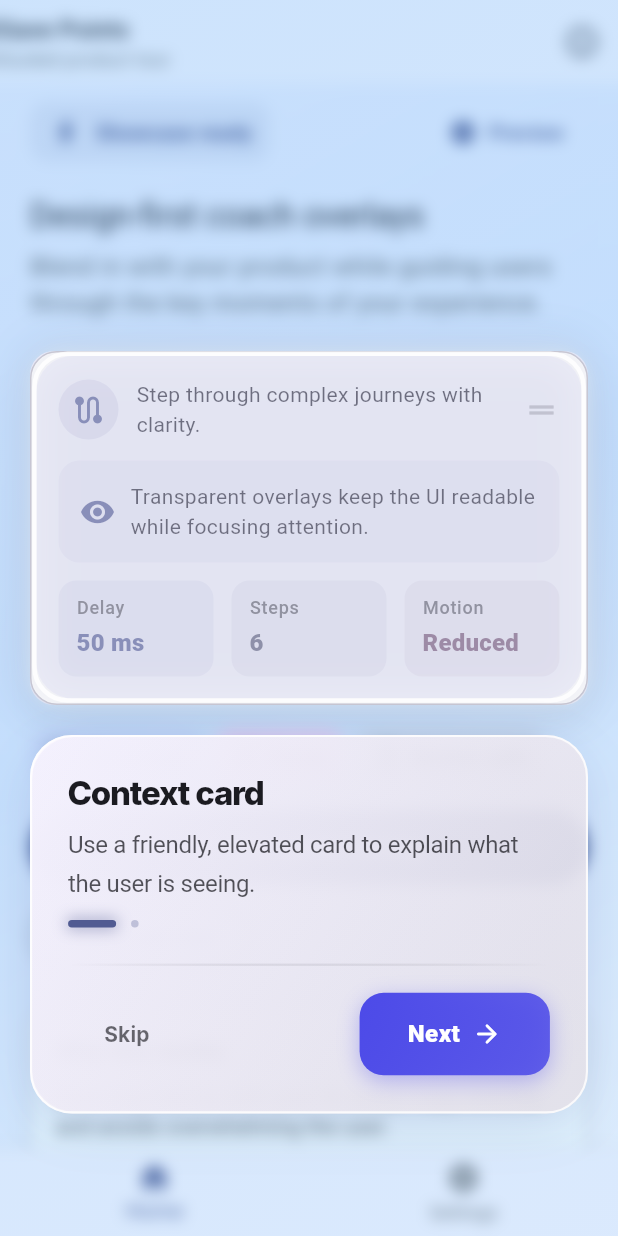
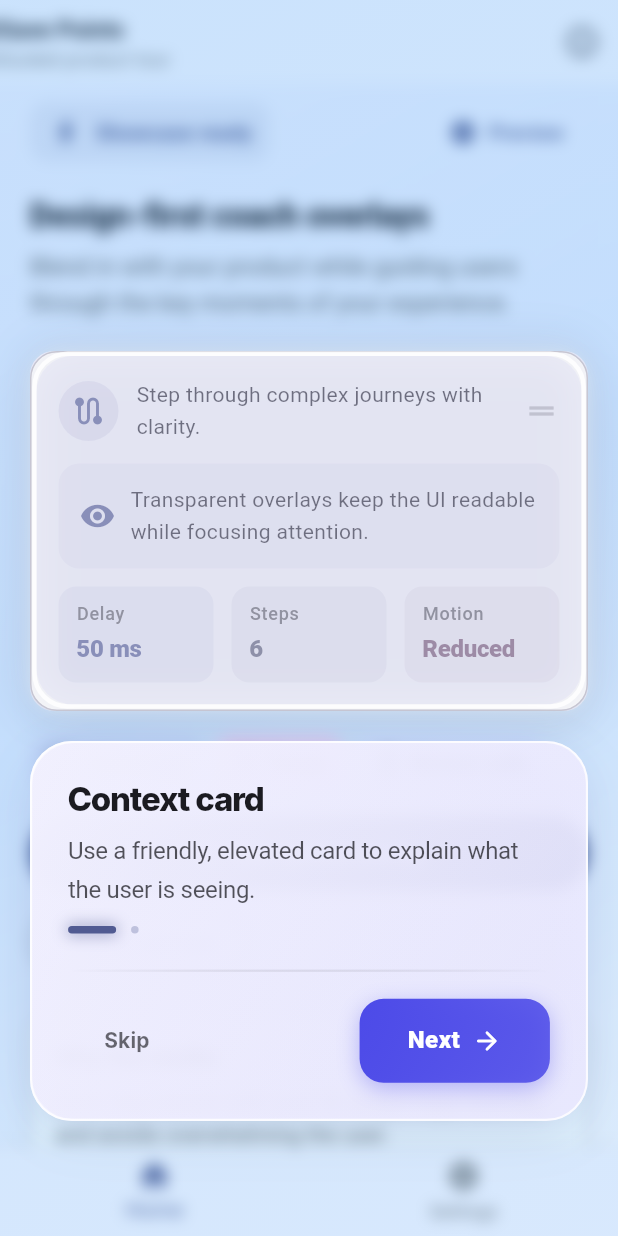
Before and after one commit to m7hamed-dev/save-points-showcaseview, a Flutter app: the screen it shows after launch, after a tap on "Preview", on a phone screen of 412 x 824 dp. Run offline on Flutter 3.47's test engine with Material 3 defaults, Android fonts, the phone set to English and light mode, and no system bars; Roboto replaces fonts that are missing (Inter).

Commit message:
Update CHANGELOG for version 1.0.0 release date and refactor main.dart and example_page.dart for improved structure and clarity. Remove unused files and enhance widget styling and theme consistency across the application.

```diff
--- a/example/lib/main.dart
+++ b/example/lib/main.dart
@@ -1,5 +1,5 @@
 import 'package:flutter/material.dart';
-import 'package:save_points_showcaseview/example_page.dart';
+import 'package:save_points_showcaseview_example/example_page.dart';
 
 void main() {
   runApp(const MyApp());
@@ -10,11 +10,34 @@ class MyApp extends StatelessWidget {
 
   @override
   Widget build(BuildContext context) {
+    final baseScheme = ColorScheme.fromSeed(seedColor: Colors.indigo);
+
     return MaterialApp(
-      title: 'Showcase Coach Example',
+      debugShowCheckedModeBanner: false,
+      title: 'Save Points Explainer',
       theme: ThemeData(
-        colorScheme: ColorScheme.fromSeed(seedColor: Colors.indigo),
+        colorScheme: baseScheme.copyWith(
+          surface: const Color(0xFFF8F7FF),
+          surfaceContainerHighest: const Color(0xFFEAE8FF),
+        ),
         useMaterial3: true,
+        textTheme: Typography.blackMountainView.copyWith(
+          titleLarge: const TextStyle(
+            fontWeight: FontWeight.w800,
+            letterSpacing: -0.3,
+          ),
+          titleMedium: const TextStyle(
+            fontWeight: FontWeight.w700,
+            letterSpacing: -0.2,
+          ),
+          bodyLarge: const TextStyle(
+            height: 1.5,
+            letterSpacing: 0,
+          ),
+          bodyMedium: const TextStyle(
+            height: 1.5,
+          ),
+        ),
       ),
       home: const ExampleCoachPage(),
     );
--- a/lib/widgets/backdrop_hole.dart
+++ b/lib/widgets/backdrop_hole.dart
@@ -49,8 +49,7 @@ class _BackdropHoleState extends State<_BackdropHole>
       return _cachedPath!;
     }
 
-    final path = Path()
-      ..addRect(Rect.fromLTWH(0, 0, size.width, size.height));
+    final path = Path()..addRect(Rect.fromLTWH(0, 0, size.width, size.height));
 
     if (widget.rect != null) {
       path.addRRect(
@@ -81,7 +80,8 @@ class _BackdropHoleState extends State<_BackdropHole>
                 final gradientOpacity = _opacityAnimation.value;
 
                 return BackdropFilter(
-                  filter: ImageFilter.blur(sigmaX: blurSigma, sigmaY: blurSigma),
+                  filter:
+                      ImageFilter.blur(sigmaX: blurSigma, sigmaY: blurSigma),
                   child: Container(
                     decoration: BoxDecoration(
                       gradient: LinearGradient(
--- a/lib/widgets/card_surface.dart
+++ b/lib/widgets/card_surface.dart
@@ -105,7 +105,8 @@ class _CardSurfaceState extends State<_CardSurface>
                     style: widget.bodyStyle.copyWith(
                       height: 1.65,
                       letterSpacing: -0.2,
-                      color: widget.colorScheme.onSurface.withValues(alpha: 0.75),
+                      color:
+                          widget.colorScheme.onSurface.withValues(alpha: 0.75),
                     ),
                   )
                 else
@@ -132,9 +133,10 @@ class _CardSurfaceState extends State<_CardSurface>
                         child: InkWell(
                           onTap: widget.onSkip,
                           borderRadius: BorderRadius.circular(14),
-                          splashColor: widget.colorScheme.primary.withValues(alpha: 0.08),
-                          highlightColor:
-                              widget.colorScheme.primary.withValues(alpha: 0.05),
+                          splashColor: widget.colorScheme.primary
+                              .withValues(alpha: 0.08),
+                          highlightColor: widget.colorScheme.primary
+                              .withValues(alpha: 0.05),
                           child: Padding(
                             padding: const EdgeInsets.symmetric(
                               horizontal: 24,
@@ -143,8 +145,8 @@ class _CardSurfaceState extends State<_CardSurface>
                             child: Text(
                               'Skip',
                               style: widget.buttonStyle.copyWith(
-                                color:
-                                    widget.colorScheme.onSurface.withValues(alpha: 0.65),
+                                color: widget.colorScheme.onSurface
+                                    .withValues(alpha: 0.65),
                                 letterSpacing: 0.1,
                               ),
                             ),
@@ -284,7 +286,8 @@ class _AnimatedButtonState extends State<_AnimatedButton>
                   ),
                   boxShadow: [
                     BoxShadow(
-                    color: widget.buttonColor.withValues(alpha: _isPressed ? 0.25 : 0.35),
+                      color: widget.buttonColor
+                          .withValues(alpha: _isPressed ? 0.25 : 0.35),
                       blurRadius: _isPressed ? 8 : 12,
                       offset: Offset(0, _isPressed ? 2 : 4),
                     ),
@@ -309,9 +312,9 @@ class _AnimatedButtonState extends State<_AnimatedButton>
                     ),
                     if (!widget.isLast) ...[
                       const SizedBox(width: 8),
-                    _IconAnimation(
-                      key: const ValueKey('arrow'),
-                      child: const Icon(
+                      const _IconAnimation(
+                        key: ValueKey('arrow'),
+                        child: Icon(
                           Icons.arrow_forward_rounded,
                           size: 20,
                           color: Colors.white,
@@ -319,10 +322,10 @@ class _AnimatedButtonState extends State<_AnimatedButton>
                       ),
                     ] else ...[
                       const SizedBox(width: 8),
-                    _IconAnimation(
-                      key: const ValueKey('check'),
+                      const _IconAnimation(
+                        key: ValueKey('check'),
                         isCheck: true,
-                      child: const Icon(
+                        child: Icon(
                           Icons.check_circle_rounded,
                           size: 20,
                           color: Colors.white,
--- a/lib/widgets/paged_description.dart
+++ b/lib/widgets/paged_description.dart
@@ -100,8 +100,8 @@ class _PagedDescriptionState extends State<_PagedDescription> {
                   width: width,
                   decoration: BoxDecoration(
                     color: Theme.of(context).colorScheme.primary.withValues(
-                      alpha: opacity,
-                    ),
+                          alpha: opacity,
+                        ),
                     borderRadius: BorderRadius.circular(2.5),
                     boxShadow: progress > 0.5
                         ? [
```
Also changed, not shown: example/lib/example_page.dart (renamed from lib/example_page.dart, +8 -4 lines), lib/main.dart (deleted, +0 -48 lines), lib/widgets/showcase_coach_overlay.dart (+10 -4 lines), lib/models/phase.dart (line endings or trailing spaces), lib/showcase_coach.dart (line endings or trailing spaces), lib/widgets/showcase_coach_config.dart (line endings or trailing spaces), lib/widgets/showcase_coach_error.dart (line endings or trailing spaces), 3 other files. Lines whose indentation alone changed are shown as unchanged.
